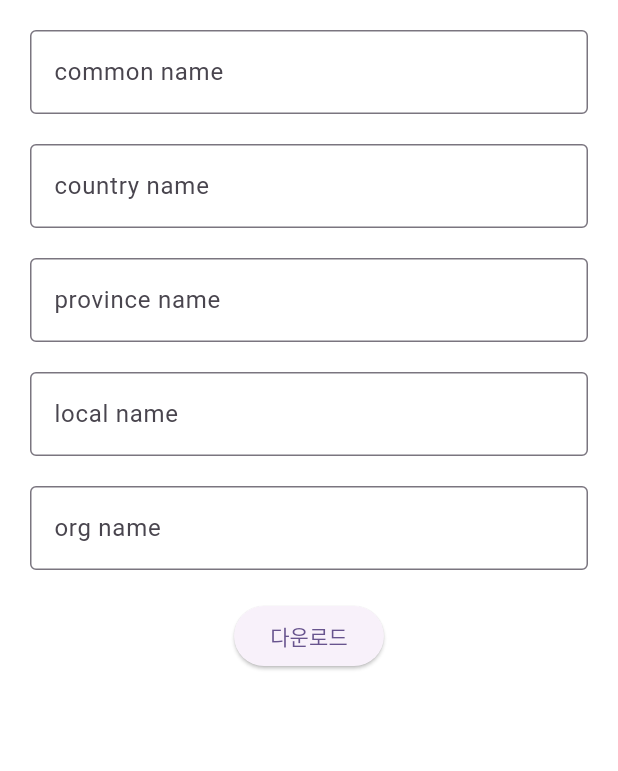
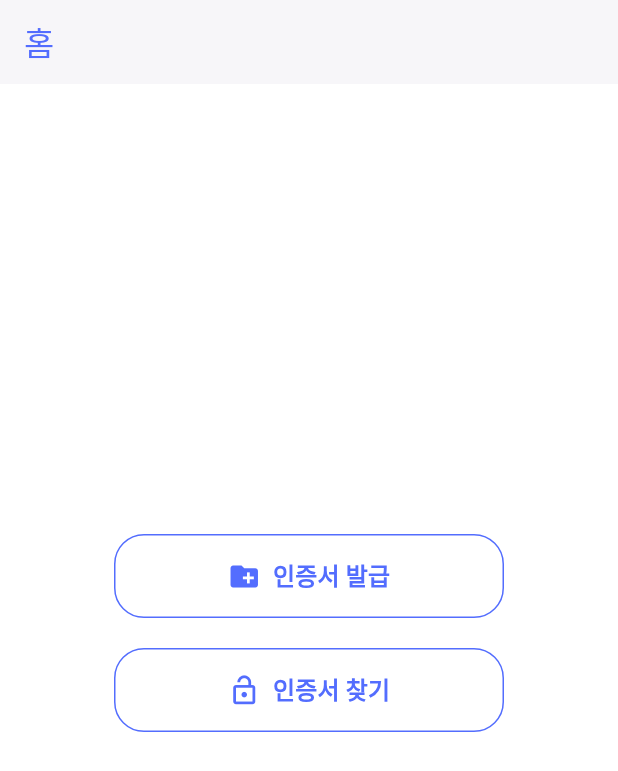
Before and after one commit to 1242525/cert, a Flutter app: the screen it shows after launch, on a phone screen of 412 x 824 dp. Shown: the top 771 px of the screen. Run offline on Flutter 3.47's test engine with Material 3 defaults, Android fonts, the phone set to English and light mode, and no system bars; missing offline and left inert: dart:html.

Commit message:
make homeScreen

```diff
--- a/lib/main.dart
+++ b/lib/main.dart
@@ -1,5 +1,6 @@
 import 'package:flutter/material.dart';
 import 'screen/makeCert.dart';
+import 'screen/home.dart';
 void main() {
   runApp(const MyApp());
 }
@@ -14,7 +15,7 @@ class MyApp extends StatelessWidget {
       theme: ThemeData(
         colorScheme: ColorScheme.fromSeed(seedColor: Colors.deepPurple),
       ),
-      home: const CertDownloadPage(),
+      home: const home(),
     );
   }
 }
--- /dev/null
+++ b/lib/screen/home.dart
@@ -0,0 +1,100 @@
+import 'package:flutter/cupertino.dart';
+import 'package:flutter/material.dart';
+import 'searchCert.dart';
+
+import 'makeCert.dart';
+
+class home extends StatelessWidget {
+  const home({super.key});
+
+  @override
+  Widget build(BuildContext context) {
+    return Scaffold(
+      backgroundColor: Colors.white,
+      appBar: AppBar(
+        title: const Text('홈'),
+        backgroundColor: Colors.white,
+        foregroundColor: Colors.indigoAccent,
+        elevation: 1,
+      ),
+      body: SingleChildScrollView(
+        child: Center(
+          child: Padding(
+            padding: const EdgeInsets.only(top: 300, right: 40, left: 40),
+            child: Column(
+              mainAxisSize: MainAxisSize.min,
+              crossAxisAlignment: CrossAxisAlignment.center,
+              children: [
+                _buildHomeButton(
+                  context,
+                  text: '인증서 발급',
+                  icon: Icons.create_new_folder,
+                  onPressed: () async {
+                    // 필요하다면 async 작업 수행
+                    Navigator.push(
+                      context,
+                      MaterialPageRoute(
+                        builder: (_) => CertDownloadPage(),
+                      ),
+                    );
+                  },
+                ),
+
+                const SizedBox(height: 20),
+                _buildHomeButton(
+                  context,
+                  text: '인증서 찾기',
+                  icon: Icons.lock_open_outlined,
+                  onPressed: () async {
+                    // 필요하다면 async 작업 수행
+                    Navigator.push(
+                      context,
+                      MaterialPageRoute(
+                        builder: (_) => SearchCert(),
+                      ),
+                    );
+                  },
+                ),
+
+
+              ],
+            ),
+          ),
+        ),
+      ),
+    );
+  }
+
+  //  버튼
+  Widget _buildHomeButton(
+      BuildContext context, {
+        required String text,
+        required IconData icon,
+        required VoidCallback onPressed,
+      }) {
+    return SizedBox(
+      width: 260,
+      height: 56,
+      child: OutlinedButton.icon(
+        onPressed: onPressed,
+        icon: Icon(icon, size: 22, color: Colors.indigoAccent),
+        label: Text(
+          text,
+          style: const TextStyle(
+            fontSize: 16,
+            fontWeight: FontWeight.w600,
+            color: Colors.indigoAccent,
+          ),
+        ),
+        style: OutlinedButton.styleFrom(
+          side: const BorderSide(color: Colors.indigoAccent, width: 1),
+          shape: RoundedRectangleBorder(
+            borderRadius: BorderRadius.circular(20),
+          ),
+          backgroundColor: Colors.white,
+          padding: const EdgeInsets.symmetric(horizontal: 20, vertical: 14),
+        ),
+      ),
+    );
+  }
+}
--- a/lib/screen/makeCert.dart
+++ b/lib/screen/makeCert.dart
@@ -24,8 +24,8 @@ class _CertDownloadPageState extends State<CertDownloadPage> {
     final common_name = _commonNameController.text.trim();
     final country_name = _countryNameController.text.trim();
     final province_name = _provinceNameController.text.trim();
-    final local_name= _localNameController.text.trim();
-    final org_name= _orgNameController.text.trim();
+    final local_name = _localNameController.text.trim();
+    final org_name = _orgNameController.text.trim();
 
     setState(() {
       _isLoading = true;
@@ -39,8 +39,8 @@ class _CertDownloadPageState extends State<CertDownloadPage> {
         province_name,
         local_name,
         org_name);
+  }
 
-    }
 
   @override
   Widget build(BuildContext context) {
@@ -90,11 +90,16 @@ class _CertDownloadPageState extends State<CertDownloadPage> {
               ),
             ),
             const SizedBox(height: 20),
-              ElevatedButton(
+            ElevatedButton.icon(
               onPressed: _isLoading ? null : _onDownloadPressed,
-                child: _isLoading
+              icon: const Icon(Icons.download),
+              label: _isLoading
                   ? const CircularProgressIndicator(color: Colors.white)
-                    : const Text('다운로드'),
+                  : const Text('파일 다운로드'),
+              style: ElevatedButton.styleFrom(
+                padding: const EdgeInsets.symmetric(
+                    horizontal: 20, vertical: 12),
+              ),
             ),
             const SizedBox(height: 20),
             Text(_Error),
```
Also changed, not shown: lib/screen/searchCert.dart (added, +18 -0 lines). Lines whose indentation alone changed are shown as unchanged.
